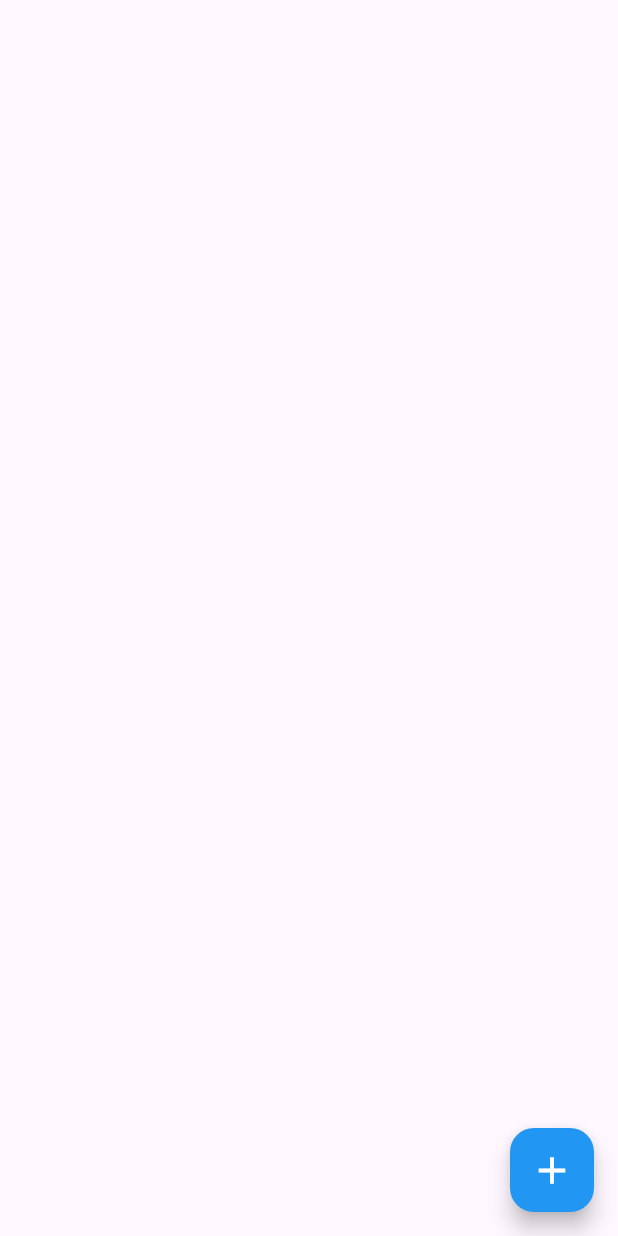
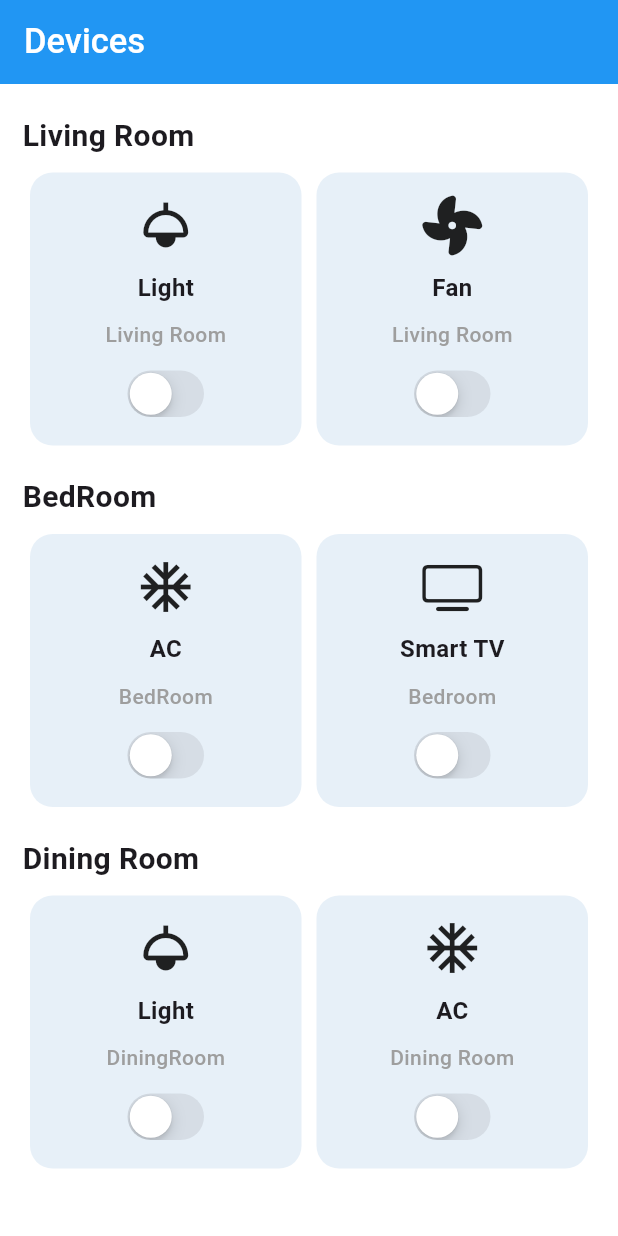
Before and after one commit to mahesh-pela/Home-Automation, a Flutter app: the Dashboardscreen screen opened directly, on a phone screen of 412 x 824 dp. Run offline on Flutter 3.47's test engine with Material 3 defaults, Android fonts, the phone set to English and light mode, and no system bars; our stand-ins replace avatar_glow, flutter_bluetooth_serial, flutter_svg, font_awesome_flutter, permission_handler, speech_to_text; missing offline and left inert: porcupine_flutter.

Commit message:
ui design completed

```diff
--- a/lib/Screens/DashboardScreen.dart
+++ b/lib/Screens/DashboardScreen.dart
@@ -1,6 +1,9 @@
 import 'package:flutter/cupertino.dart';
 import 'package:flutter/material.dart';
+import 'package:flutter_svg/flutter_svg.dart';
+import 'package:font_awesome_flutter/font_awesome_flutter.dart';
 import 'package:home_automation/Screens/Devices.dart';
+import 'package:home_automation/constants/textStyle.dart';
 
 class Dashboardscreen extends StatefulWidget {
   const Dashboardscreen({super.key});
@@ -10,82 +13,111 @@ class Dashboardscreen extends StatefulWidget {
 }
 
 class _DashboardscreenState extends State<Dashboardscreen> {
-  //empty list
-  List<Widget> _cards = [];
-
-  ///-----------this will trigger when clicked on the floating action button--------
-  void addCardWithName(){
-    TextEditingController txtName = TextEditingController();
-
-    showDialog(
-        context: context,
-        builder: (BuildContext context){
-          return AlertDialog(
-            title: Text('Add Room'),
-            content: TextField(
-              controller: txtName,
-              decoration: InputDecoration(hintText: 'Enter Name'),
-            ),
-
-            actions: <Widget>[
-              ElevatedButton(
-                  onPressed: (){
-                    Navigator.pop(context);
-                  },
-                  child: Text('Cancel')),
-
-              ElevatedButton(
-                  onPressed: (){
-                    setState(() {
-                      _cards.add(
-                        GestureDetector(
-                          onTap: (){
-                            navigateToDevices(txtName.text);
-                          },
-                          child: Card(
-                            elevation: 10,
-                            child: Row(
-                              mainAxisAlignment: MainAxisAlignment.center,
-                              children: [
-                                ImageIcon(AssetImage('assets/icons/room.png')),
-                                SizedBox(width: 10,),
-                                Text(txtName.text, style: TextStyle(fontSize: 19, fontWeight: FontWeight.w600 ),),
-                              ],
-                            ),
-                          ),
-                        )
-                      );
-                    });
-                    Navigator.pop(context);
-              }, child: Text('Add'))
-            ],
-          );
-        });
-  }
-
-  ///-----navigator-------
-  void navigateToDevices(String roomName){
-    Navigator.push(context, MaterialPageRoute(builder: (context)=>Devices(roomName: roomName)));
-
-  }
   @override
   Widget build(BuildContext context) {
     return Scaffold(
-      body: Padding(
-        padding: EdgeInsets.all(15),
-        child: GridView.count(
-          crossAxisCount: 2,
-          mainAxisSpacing: 10,
-          crossAxisSpacing: 10,
-          children: _cards
+      backgroundColor: Colors.white,
+      appBar: AppBar(
+        backgroundColor: Colors.blue,
+        title: Text(
+          'Devices',
+          style: TextStyle(fontWeight: FontWeight.w500, fontSize: 23, color: Colors.white),
         ),
-        ),
-      floatingActionButton: FloatingActionButton(
-        onPressed: addCardWithName,
-        backgroundColor: Colors.blue,
-        child: Icon(Icons.add, color: Colors.white, size: 30,),
+      ),
+
+      body: ListView(
+        padding: EdgeInsets.symmetric(horizontal: 15),
+        children: [
+          RoomSection(
+              title: 'Living Room',
+              devices: [
+                DeviceCard(icon: Icons.light, label: 'Light', subLabel: 'Living Room'),
+                DeviceCard(icon: FontAwesomeIcons.fan, label: 'Fan', subLabel: 'Living Room',)
+              ]),
+
+          RoomSection(
+              title: 'BedRoom',
+              devices: [
+                DeviceCard(icon: Icons.ac_unit, label: 'AC', subLabel: 'BedRoom'),
+                DeviceCard(icon: CupertinoIcons.tv, label: "Smart TV", subLabel: 'Bedroom')
+              ]),
+
+          RoomSection(
+              title: 'Dining Room',
+              devices: [
+                DeviceCard(icon: Icons.light, label: 'Light', subLabel: 'DiningRoom'),
+                DeviceCard(icon: Icons.ac_unit, label: 'AC', subLabel: 'Dining Room')
+              ])
+        ],
       ),
     );
-
   }
 }
+
+class RoomSection extends StatelessWidget{
+  final String title;
+  final List<DeviceCard> devices;
+  RoomSection({super.key, required this.title, required this.devices});
+
+  @override
+  Widget build(BuildContext context) {
+    return Column(
+      crossAxisAlignment: CrossAxisAlignment.start,
+      children: [
+        SizedBox(height: 20,),
+        Text(title, style: TextStyle(fontSize: 20, fontWeight: FontWeight.bold),),
+        SizedBox(height: 10,),
+        Row(
+          mainAxisAlignment: MainAxisAlignment.spaceBetween,
+          children: devices.map((device)=>Expanded(child: device)).toList(),
+        )
+      ],
+    );
+  }}
+
+
+class DeviceCard extends StatefulWidget{
+  final IconData icon;
+  final String label;
+  final String subLabel;
+
+  const DeviceCard({super.key, required this.icon, required this.label, required this.subLabel});
+  @override
+  State<DeviceCard> createState() => _DeviceCardState();
+
+}
+
+class _DeviceCardState extends State<DeviceCard>{
+  bool isSwitched = false;
+  @override
+  Widget build(BuildContext context) {
+    return Container(
+      margin: EdgeInsets.symmetric(horizontal: 5),
+      padding: EdgeInsets.all(15),
+      decoration: BoxDecoration(
+        color: Color(0xFFE7F0F8),
+        borderRadius: BorderRadius.circular(15)
+      ),
+      child: Column(
+        crossAxisAlignment: CrossAxisAlignment.center,
+        children: [
+          Icon(widget.icon, size: 40, color: Colors.black87,),
+          SizedBox(height: 10,),
+          Text(widget.label, style: TextStyle(fontSize: 16, fontWeight: FontWeight.bold),),
+          SizedBox(height: 10,),
+          Text(widget.subLabel, style: TextStyle(fontSize: 14, color: Colors.grey, fontWeight: FontWeight.w500),),
+          SizedBox(height: 10,),
+          CupertinoSwitch(
+              value: isSwitched,
+              onChanged: (value){
+                setState(() {
+                  isSwitched = value;
+                });
+              }
+          )
+        ],
+      ),
+    );
+  }
+
+}
--- a/lib/Screens/DeviceConnectedScreen.dart
+++ b/lib/Screens/DeviceConnectedScreen.dart
@@ -34,14 +34,14 @@ class _DeviceConnectedScreenState extends State<DeviceConnectedScreen> {
 
   void _initializePorcupine() async {
     try {
-      final String accessKey = "Jc8x3U2volT5tY7b7miqp5j4N4T8pq6lTdhMwMCVK0SqDxe7yui32A==";
+      final String accessKey = "fC3yFbw1EPSuQyKdNcE9ava8GFNwy8Cw5WFdmY3JUC5+RF+p8kePaA==";
 
       // Check and request microphone permission
       if (await Permission.microphone.request().isGranted) {
         // Load the wake word model from the assets
         _porcupineManager = await PorcupineManager.fromKeywordPaths(
           accessKey, // Access key
-          ['assets/hey-lyra_en_android_v3_0_0.ppn'], // Path to your wake word model in the assets folder
+          ['assets/Hey-lyra_en_android_v3_0_0.ppn'], // Path to your wake word model in the assets folder
           _onWakeWordDetected, // Callback when wake word is detected
           sensitivities: [0.5], // Sensitivity level (optional)
         );
--- a/lib/main.dart
+++ b/lib/main.dart
@@ -1,5 +1,6 @@
 import 'package:flutter/material.dart';
 import 'package:home_automation/Screens/BluetoothListScreen.dart';
+import 'package:home_automation/Screens/DashboardScreen.dart';
 
 void main() {
   runApp(const MyApp());
@@ -18,5 +19,6 @@ class MyApp extends StatelessWidget {
       ),
       home: BluetoothListScreen(),
     );
+
   }
 }
--- a/pubspec.yaml
+++ b/pubspec.yaml
@@ -43,6 +43,8 @@ dependencies:
   speech_to_text: ^6.6.2
   picovoice_flutter: ^3.0.3
   avatar_glow: ^3.0.0
+  flutter_svg: ^2.0.10+1
+  font_awesome_flutter: ^10.2.1
 
 dev_dependencies:
   flutter_test:
@@ -69,7 +71,7 @@ flutter:
   # To add assets to your application, add an assets section, like this:
   assets:
     - assets/icons/
-    - assets/hey-lyra_en_android_v3_0_0.ppn
+    - assets/Hey-lyra_en_android_v3_0_0.ppn
   #   - images/a_dot_ham.jpeg
 
   # An image asset can refer to one or more resolution-specific "variants", see
```
Also changed, not shown: lib/Screens/Devices.dart (deleted, +0 -16 lines), lib/constants/textStyle.dart (added, +11 -0 lines), assets/icons/fan.svg (added), assets/icons/table-fan.png (added), pubspec.lock, 2 other files.
